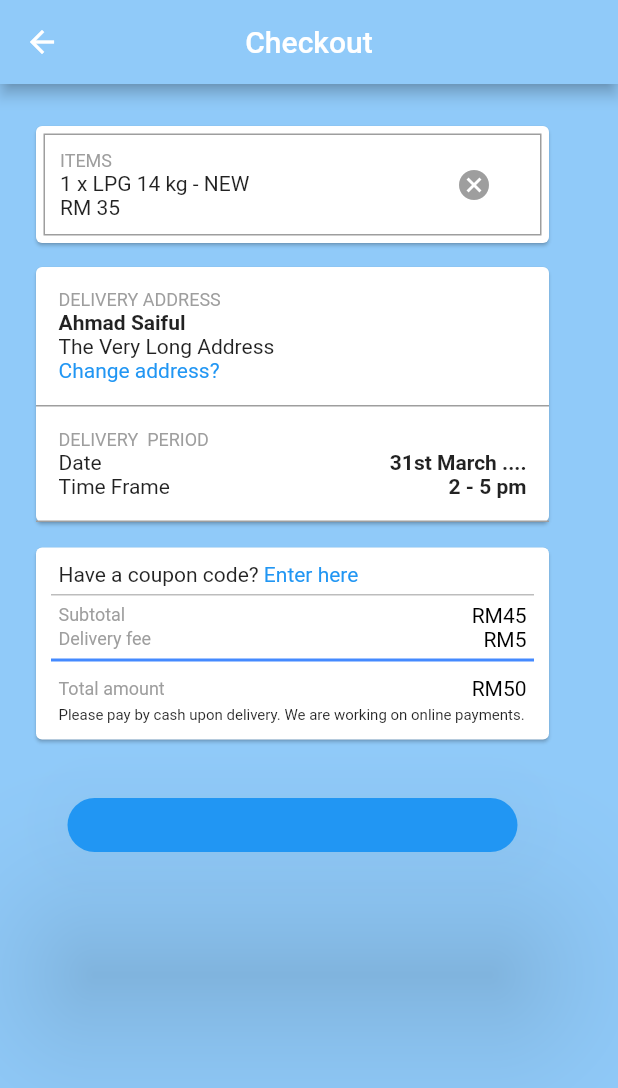
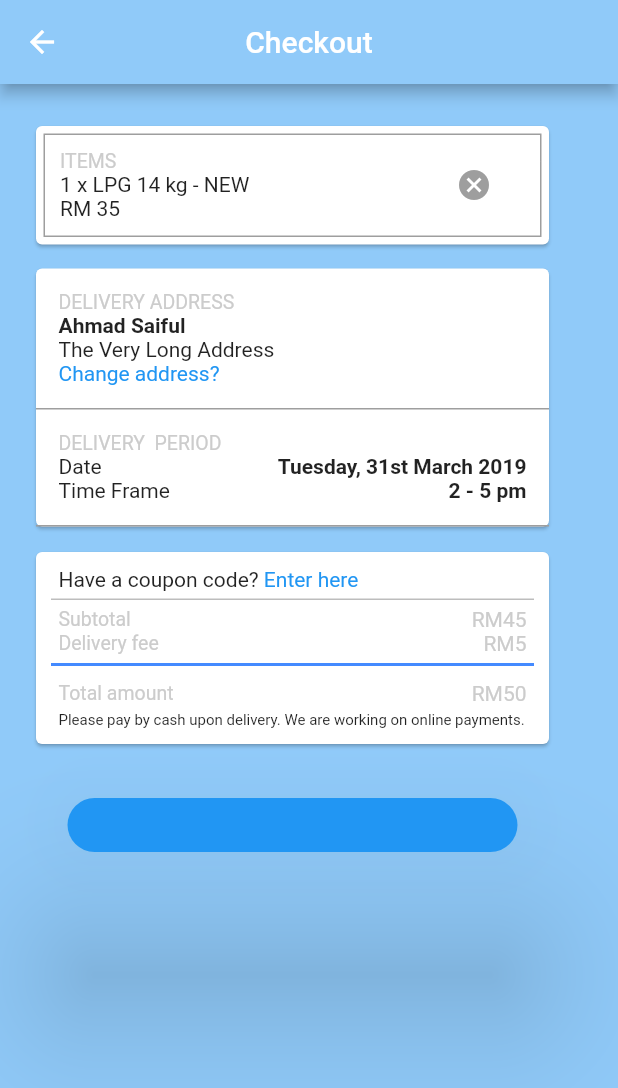
Before and after one commit to aimanuslim/Gas2Go, a Flutter app: the CustomerOrderPage screen opened directly, on a phone screen of 412 x 824 dp. Shown: the top 1088 px of the screen. Run offline on Flutter 3.47's test engine with Material 2 defaults, Android fonts, the phone set to English and light mode, and no system bars; our stand-ins replace font_awesome_flutter, intro_slider.

Commit message:
modified colours and font sizes of headerText and smallText

```diff
--- a/lib/customer_screens.dart
+++ b/lib/customer_screens.dart
@@ -824,7 +824,7 @@ class CustomerOrderState extends State<CustomerOrderPage> {
                                           MainAxisAlignment.spaceBetween,
                                       children: <Widget>[
                                         Text("Date"),
-                                        Text("31st March ....",
+                                        Text("Tuesday, 31st March 2019",
                                             style: TextStyle(
                                                 fontWeight: FontWeight.bold))
                                       ],
--- a/lib/texts.dart
+++ b/lib/texts.dart
@@ -1,8 +1,8 @@
 import 'package:flutter/material.dart';
 
-Text headerText({string, double headerSize = 12}) {
+Text headerText({string, double headerSize = 13}) {
   return Text(string,
-      style: TextStyle(color: Colors.grey, fontSize: headerSize));
+      style: TextStyle(color: Color(0xffCCCCCC), fontSize: headerSize));
 }
 
 GestureDetector linkText(string, pressAction) {
@@ -12,7 +12,7 @@ GestureDetector linkText(string, pressAction) {
       style: TextStyle(color: Colors.blue),
     ),
     onTap: () {
-      if(pressAction != null) {
+      if (pressAction != null) {
         pressAction();
       }
     },
@@ -36,7 +36,8 @@ Text smallText(string) {
 Text normalText(string) {
   return Text(string,
       style: TextStyle(
-          color: Colors.black //TODO: change this to white with black backgroud
+          color: Color(
+              0xffCCCCCC) //TODO: change this to white with black backgroud
           ));
 }
 
```
